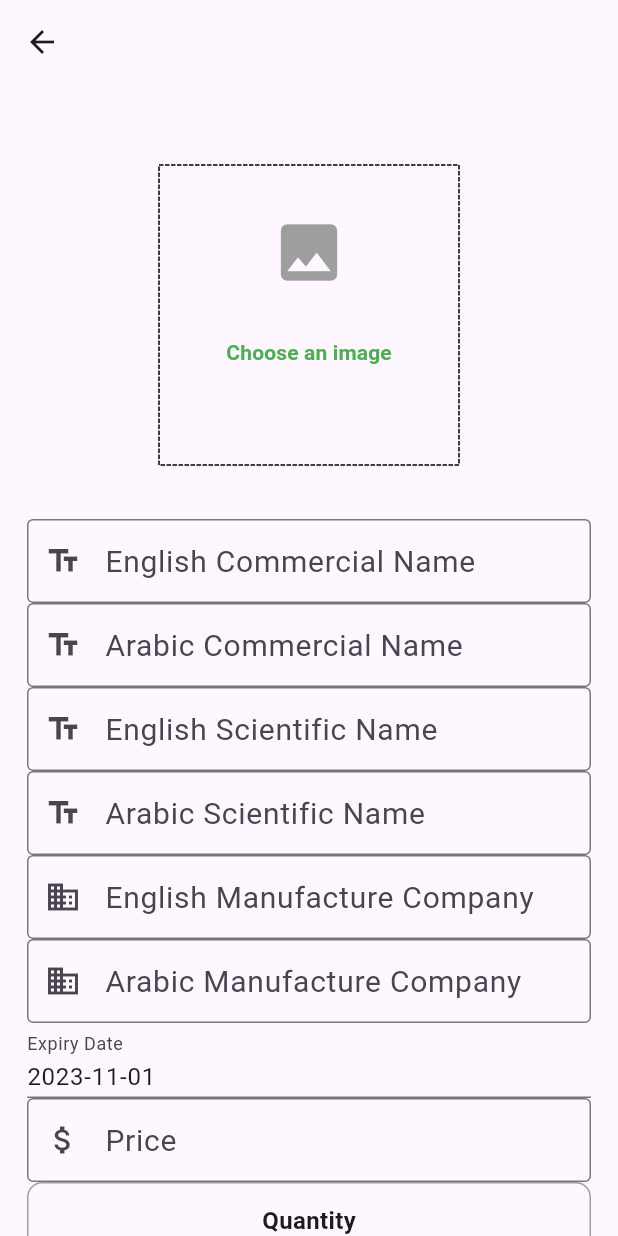
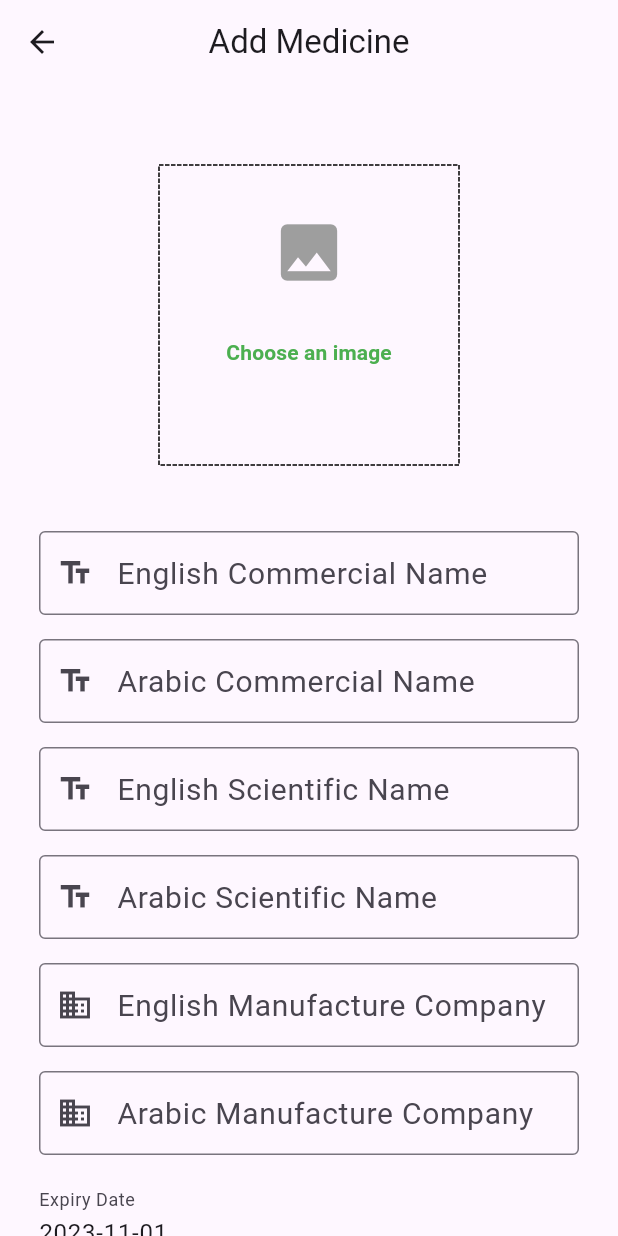
Before and after one commit to Mahmoud-Ramzi5/MedicineWarehouse, a Flutter app: the WebMainView screen opened directly, on a phone screen of 412 x 824 dp. Run offline on Flutter 3.47's test engine with Material 3 defaults, Android fonts, the phone set to English and light mode, and no system bars; drawn by our look-alikes of dotted_border; our stand-ins replace dio, flutter_secure_storage, get, image_picker; accounts and stored records are empty.

Commit message:
latest code

```diff
--- a/FrontEnd/lib/apis/phone_api.dart
+++ b/FrontEnd/lib/apis/phone_api.dart
@@ -1,6 +1,5 @@
 import 'dart:async';
 import 'dart:convert';
-import 'package:flutter/foundation.dart';
 import 'package:http/http.dart' as http;
 import 'package:dio/dio.dart';
 import 'package:flutter_secure_storage/flutter_secure_storage.dart';
@@ -151,7 +150,6 @@ class Api {
       for (var category in response.data['message']) {
         final categorytMap =
             Categories.fromJson(category as Map<String, dynamic>);
-        print(categorytMap);
         categoryList.add(categorytMap);
       }
       return categoryList;
--- a/FrontEnd/lib/classes/categories.dart
+++ b/FrontEnd/lib/classes/categories.dart
@@ -9,7 +9,7 @@ class Categories {
     required this.arCategoryName,
   });
   Categories.fromJson(Map<String, dynamic> json)
-      : id = json['id'] as int,
-        enCategoryName = json['en_category_name'] as String,
-        arCategoryName = json['ar_Category_name'] as String;
+      : id = json["id"] as int,
+        enCategoryName = json["en_Category_name"] as String,
+        arCategoryName = json["ar_Category_name"] as String;
 }
--- a/FrontEnd/lib/classes/medicine.dart
+++ b/FrontEnd/lib/classes/medicine.dart
@@ -1,6 +1,5 @@
 import 'dart:convert';
 import 'package:flutter/material.dart';
-import 'package:flutter/foundation.dart';
 
 class Medicine {
   final int id;
--- a/FrontEnd/lib/main.dart
+++ b/FrontEnd/lib/main.dart
@@ -31,6 +31,6 @@ void main() {
         );
       }
     },
-    home: const MainView(),
+    home: const LoginView(),
   ));
 }
--- a/FrontEnd/lib/views/phone/main_view.dart
+++ b/FrontEnd/lib/views/phone/main_view.dart
@@ -1,6 +1,5 @@
 import 'dart:convert';
 import 'package:flutter/material.dart';
-import 'package:get/get.dart';
 import 'package:test1/apis/phone_api.dart';
 import 'package:test1/classes/medicine.dart';
 import 'package:test1/constants/routes.dart';
--- a/FrontEnd/lib/views/web/web_main_view.dart
+++ b/FrontEnd/lib/views/web/web_main_view.dart
@@ -15,6 +15,7 @@ class WebMainView extends StatefulWidget {
 }
 
 class _WebMainViewState extends State<WebMainView> {
+  late final _formField = GlobalKey<FormState>();
   Uint8List webImage = Uint8List(8);
   String webImageName = "default.png";
   File? pickedImage;
@@ -27,6 +28,10 @@ class _WebMainViewState extends State<WebMainView> {
   late final TextEditingController _priceController;
   late DateTime selectedDate = DateTime(2023, 11, 1);
   int quantity = 0;
+  static const patternEnglish = r'^[a-zA-Z\s]+$';
+  final englishRegex = RegExp(patternEnglish);
+  static const patternArabic = r'^[\u0600-\u06FF\s]+$';
+  final arabicRegex = RegExp(patternArabic);
 
   @override
   void initState() {
@@ -91,11 +96,16 @@ class _WebMainViewState extends State<WebMainView> {
   @override
   Widget build(BuildContext context) {
     return Scaffold(
-      appBar: AppBar(),
+      appBar: AppBar(
+        title: const Text('Add Medicine'),
+        centerTitle: true,
+      ),
       body: SingleChildScrollView(
         child: Center(
           child: Padding(
             padding: const EdgeInsets.all(18.0),
+            child: Form(
+              key: _formField,
               child: Column(
                 children: [
                   Padding(
@@ -142,7 +152,9 @@ class _WebMainViewState extends State<WebMainView> {
                                 ),
                     ),
                   ),
-                CustomTextWidget(
+                  Padding(
+                    padding: const EdgeInsets.all(8.0),
+                    child: CustomTextWidget(
                       controller: _enCommercialName,
                       labelText: 'English Commercial Name',
                       icon: const Icon(Icons.text_fields),
@@ -151,10 +163,17 @@ class _WebMainViewState extends State<WebMainView> {
                         if (value!.isEmpty) {
                           return "Required field";
                         }
+
+                        if (!englishRegex.hasMatch(value)) {
+                          return 'English text only';
+                        }
                         return null;
                       },
                     ),
-                CustomTextWidget(
+                  ),
+                  Padding(
+                    padding: const EdgeInsets.all(8.0),
+                    child: CustomTextWidget(
                       controller: _arCommercialName,
                       labelText: 'Arabic Commercial Name',
                       icon: const Icon(Icons.text_fields),
@@ -163,10 +182,16 @@ class _WebMainViewState extends State<WebMainView> {
                         if (value!.isEmpty) {
                           return "Required field";
                         }
+                        if (!arabicRegex.hasMatch(value)) {
+                          return 'Arabic text only';
+                        }
                         return null;
                       },
                     ),
-                CustomTextWidget(
+                  ),
+                  Padding(
+                    padding: const EdgeInsets.all(8.0),
+                    child: CustomTextWidget(
                       controller: _enScientificName,
                       labelText: 'English Scientific Name',
                       icon: const Icon(Icons.text_fields),
@@ -175,10 +200,16 @@ class _WebMainViewState extends State<WebMainView> {
                         if (value!.isEmpty) {
                           return "Required field";
                         }
+                        if (!englishRegex.hasMatch(value)) {
+                          return 'English text only';
+                        }
                         return null;
                       },
                     ),
-                CustomTextWidget(
+                  ),
+                  Padding(
+                    padding: const EdgeInsets.all(8.0),
+                    child: CustomTextWidget(
                       controller: _arScientificName,
                       labelText: 'Arabic Scientific Name',
                       icon: const Icon(Icons.text_fields),
@@ -187,10 +218,16 @@ class _WebMainViewState extends State<WebMainView> {
                         if (value!.isEmpty) {
                           return "Required field";
                         }
+                        if (!arabicRegex.hasMatch(value)) {
+                          return 'Arabic text only';
+                        }
                         return null;
                       },
                     ),
-                CustomTextWidget(
+                  ),
+                  Padding(
+                    padding: const EdgeInsets.all(8.0),
+                    child: CustomTextWidget(
                       controller: _enManufactureCompany,
                       labelText: 'English Manufacture Company',
                       icon: const Icon(Icons.business),
@@ -199,10 +236,16 @@ class _WebMainViewState extends State<WebMainView> {
                         if (value!.isEmpty) {
                           return "Required field";
                         }
+                        if (!englishRegex.hasMatch(value)) {
+                          return 'English text only';
+                        }
                         return null;
                       },
                     ),
-                CustomTextWidget(
+                  ),
+                  Padding(
+                    padding: const EdgeInsets.all(8.0),
+                    child: CustomTextWidget(
                       controller: _arManufactureCompany,
                       labelText: 'Arabic Manufacture Company',
                       icon: const Icon(Icons.business),
@@ -211,10 +254,16 @@ class _WebMainViewState extends State<WebMainView> {
                         if (value!.isEmpty) {
                           return "Required field";
                         }
+                        if (!arabicRegex.hasMatch(value)) {
+                          return 'Arabic text only';
+                        }
                         return null;
                       },
                     ),
-                SizedBox(
+                  ),
+                  Padding(
+                    padding: const EdgeInsets.all(8.0),
+                    child: SizedBox(
                       height: 50,
                       child: GestureDetector(
                         onTap: () {
@@ -223,7 +272,8 @@ class _WebMainViewState extends State<WebMainView> {
                         child: AbsorbPointer(
                           child: TextFormField(
                             controller: TextEditingController(
-                            text: "${selectedDate.toLocal()}".split(' ')[0]),
+                                text:
+                                    "${selectedDate.toLocal()}".split(' ')[0]),
                             decoration: const InputDecoration(
                               labelText: 'Expiry Date',
                             ),
@@ -231,7 +281,10 @@ class _WebMainViewState extends State<WebMainView> {
                         ),
                       ),
                     ),
-                CustomTextWidget(
+                  ),
+                  Padding(
+                    padding: const EdgeInsets.all(8.0),
+                    child: CustomTextWidget(
                       controller: _priceController,
                       labelText: 'Price',
                       icon: const Icon(Icons.attach_money),
@@ -253,7 +306,10 @@ class _WebMainViewState extends State<WebMainView> {
                         return null;
                       },
                     ),
-                Container(
+                  ),
+                  Padding(
+                    padding: const EdgeInsets.all(8.0),
+                    child: Container(
                       height: 100,
                       decoration: BoxDecoration(
                         border: Border.all(color: Colors.grey),
@@ -273,7 +329,10 @@ class _WebMainViewState extends State<WebMainView> {
                             mainAxisAlignment: MainAxisAlignment.center,
                             children: [
                               IconButton(
-                            icon: const Icon(Icons.remove),
+                                icon: const Icon(
+                                  Icons.remove,
+                                  color: Colors.red,
+                                ),
                                 onPressed: () {
                                   setState(() {
                                     if (quantity > 0) {
@@ -287,7 +346,10 @@ class _WebMainViewState extends State<WebMainView> {
                                 style: const TextStyle(fontSize: 20),
                               ),
                               IconButton(
-                            icon: const Icon(Icons.add),
+                                icon: const Icon(
+                                  Icons.add,
+                                  color: Colors.green,
+                                ),
                                 onPressed: () {
                                   setState(() {
                                     quantity++;
@@ -299,8 +361,10 @@ class _WebMainViewState extends State<WebMainView> {
                         ],
                       ),
                     ),
+                  ),
                   ElevatedButton(
                     onPressed: () {
+                      if (_formField.currentState!.validate() == true) {
                         WebApi().addMedicine(
                           _enCommercialName.text,
                           _arCommercialName.text,
@@ -315,6 +379,7 @@ class _WebMainViewState extends State<WebMainView> {
                           webImage,
                           webImageName,
                         );
+                      }
                     },
                     child: const Text(
                       'Add Medicine',
@@ -326,6 +391,7 @@ class _WebMainViewState extends State<WebMainView> {
             ),
           ),
         ),
+      ),
     );
   }
 }
```
Also changed, not shown: 1 other file. Lines whose indentation alone changed are shown as unchanged.
